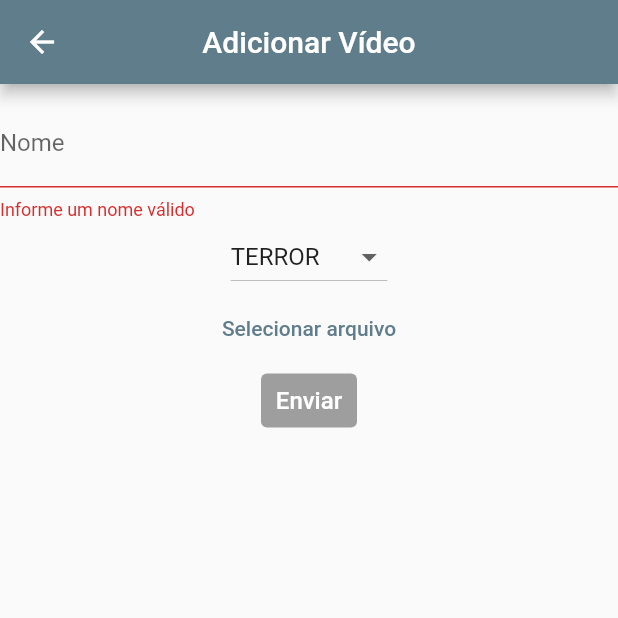
After one commit to ljeronimodarocha/avoid_app, a Flutter app: the AddVideo screen opened by its route, after a tap on "Enviar", on a phone screen of 412 x 824 dp, the top half of it. The commit adds this screen. Run offline on Flutter 3.47's test engine with Material 2 defaults, Android fonts, the phone set to English and light mode, and no system bars; our stand-ins replace file_picker, flick_video_player, shared_preferences, video_player; accounts and stored records are empty.

Commit message:
adicionado envio dos videos e refatoração.

```diff
--- a/lib/main.dart
+++ b/lib/main.dart
@@ -1,6 +1,7 @@
 import 'package:avoid_app/providers/auth_provider.dart';
 import 'package:avoid_app/providers/video_provider.dart';
 import 'package:avoid_app/utils/app_route.dart';
+import 'package:avoid_app/views/add_video.dart';
 import 'package:avoid_app/views/auth_home.dart';
 import 'package:avoid_app/views/auth_screen.dart';
 import 'package:avoid_app/views/video_streaming.dart';
@@ -36,6 +37,7 @@ class MyApp extends StatelessWidget {
         routes: {
           AppRoute.VIDEO: (ctx) => VideoStraming(),
           AppRoute.AUTH: (ctx) => AuthScreen(),
+          AppRoute.ADD_VIDEO: (ctx) => AddVideo(),
         },
       ),
     );
--- a/lib/utils/app_route.dart
+++ b/lib/utils/app_route.dart
@@ -1,4 +1,5 @@
 class AppRoute {
   static const AUTH = '/auth';
   static const VIDEO = '/video';
+  static const ADD_VIDEO = '/addVideo';
 }
--- /dev/null
+++ b/lib/views/add_video.dart
@@ -0,0 +1,145 @@
+import 'package:avoid_app/providers/video_provider.dart';
+import 'package:file_picker/file_picker.dart';
+import 'package:flutter/material.dart';
+import 'package:provider/provider.dart';
+
+class AddVideo extends StatefulWidget {
+  const AddVideo({super.key});
+
+  @override
+  State<AddVideo> createState() => _AddVideoState();
+}
+
+class _AddVideoState extends State<AddVideo> {
+  PlatformFile? objFile;
+
+  final GlobalKey<FormState> _form = GlobalKey();
+
+  final Map<String, String> _videoData = {'nome': '', 'categoriaFilmes': ''};
+
+  bool isLoading = false;
+
+  List<String> list = <String>['TERROR', 'COMEDIA', 'SUSPENSE', 'AVENTURA'];
+
+  Future<void> _submit() async {
+    if (!_form.currentState!.validate()) {
+      return;
+    }
+    if (objFile == null) {
+      showDialog(
+          context: context,
+          builder: (ctx) => AlertDialog(
+                content: const Text("Selecione o vídeo desejado"),
+                actions: [
+                  TextButton(
+                      onPressed: () {
+                        Navigator.of(context).pop();
+                      },
+                      child: const Text('Fechar'))
+                ],
+              ));
+      return;
+    }
+    _form.currentState?.save();
+    setState(() {
+      isLoading = true;
+    });
+    await Provider.of<VideoProvider>(context, listen: false).addVideo(
+        _videoData['nome']!, _videoData['categoriaFilmes']!, objFile!);
+    Navigator.of(context).pop();
+  }
+
+  @override
+  void initState() {
+    // TODO: implement initState
+    super.initState();
+    if (_videoData['categoriaFilmes']!.isEmpty) {
+      _videoData['categoriaFilmes'] = list[0];
+    }
+  }
+
+  @override
+  Widget build(BuildContext context) {
+    return Scaffold(
+      appBar: AppBar(
+        title: const Text('Adicionar Vídeo'),
+        centerTitle: true,
+      ),
+      body: isLoading
+          ? Container(
+              alignment: Alignment.center,
+              child: const CircularProgressIndicator())
+          : Form(
+              key: _form,
+              child: Padding(
+                padding: const EdgeInsets.only(top: 10),
+                child: Column(
+                  mainAxisAlignment: MainAxisAlignment.start,
+                  crossAxisAlignment: CrossAxisAlignment.center,
+                  children: [
+                    TextFormField(
+                      decoration: const InputDecoration(
+                        labelText: 'Nome',
+                      ),
+                      keyboardType: TextInputType.text,
+                      onSaved: (value) => _videoData['nome'] = value!,
+                      validator: (value) {
+                        if (value == null || value.isEmpty) {
+                          return "Informe um nome válido";
+                        }
+                        return null;
+                      },
+                    ),
+                    DropdownButton(
+                        value: _videoData['categoriaFilmes'],
+                        items: list.map((String value) {
+                          return DropdownMenuItem<String>(
+                            value: value,
+                            child: Text(value),
+                          );
+                        }).toList(),
+                        onChanged: (String? value) {
+                          setState(() {
+                            _videoData['categoriaFilmes'] = value!;
+                          });
+                        }),
+                    TextButton(
+                      child: const Text("Selecionar arquivo"),
+                      onPressed: () async {
+                        var result = await FilePicker.platform.pickFiles(
+                          withReadStream: true,
+                          allowMultiple: false,
+                          type: FileType.video,
+                        );
+
+                        if (result != null) {
+                          setState(() {
+                            objFile = result.files.single;
+                          });
+                        }
+                      },
+                    ),
+                    if (objFile != null)
+                      Text("Nome do arquivo : ${objFile!.name}"),
+                    if (objFile != null)
+                      Text("Tamanho do arquivo : ${objFile!.size} bytes"),
+                    TextButton(
+                      style: ButtonStyle(
+                        backgroundColor: MaterialStateProperty.all(Colors.grey),
+                      ),
+                      onPressed: _submit,
+                      child: const Text(
+                        'Enviar',
+                        style: TextStyle(
+                          color: Colors.white,
+                          fontSize: 16,
+                        ),
+                      ),
+                    ),
+                  ],
+                ),
+              ),
+            ),
+    );
+  }
+}
--- a/lib/views/auth_screen.dart
+++ b/lib/views/auth_screen.dart
@@ -65,7 +65,7 @@ class _AuthScreenState extends State<AuthScreen> {
               children: [
                 TextFormField(
                   decoration: const InputDecoration(
-                    labelText: 'User Name',
+                    labelText: 'Usuário',
                   ),
                   keyboardType: TextInputType.emailAddress,
                   onSaved: (value) => _authData['username'] = value!,
--- a/pubspec.yaml
+++ b/pubspec.yaml
@@ -36,6 +36,8 @@ dependencies:
   http: ^0.13.5
   shared_preferences: ^2.0.15
   video_player: 2.4.7
+  flick_video_player: ^0.5.0
+  file_picker: ^5.2.2
 
 
 
```
Also changed, not shown: lib/providers/video_provider.dart (+49 -1 lines), lib/views/home_screen.dart (+32 -55 lines), lib/views/video_streaming.dart (+33 -76 lines), lib/widges/item_video.dart (added, +30 -0 lines), pubspec.lock, 1 other file.
